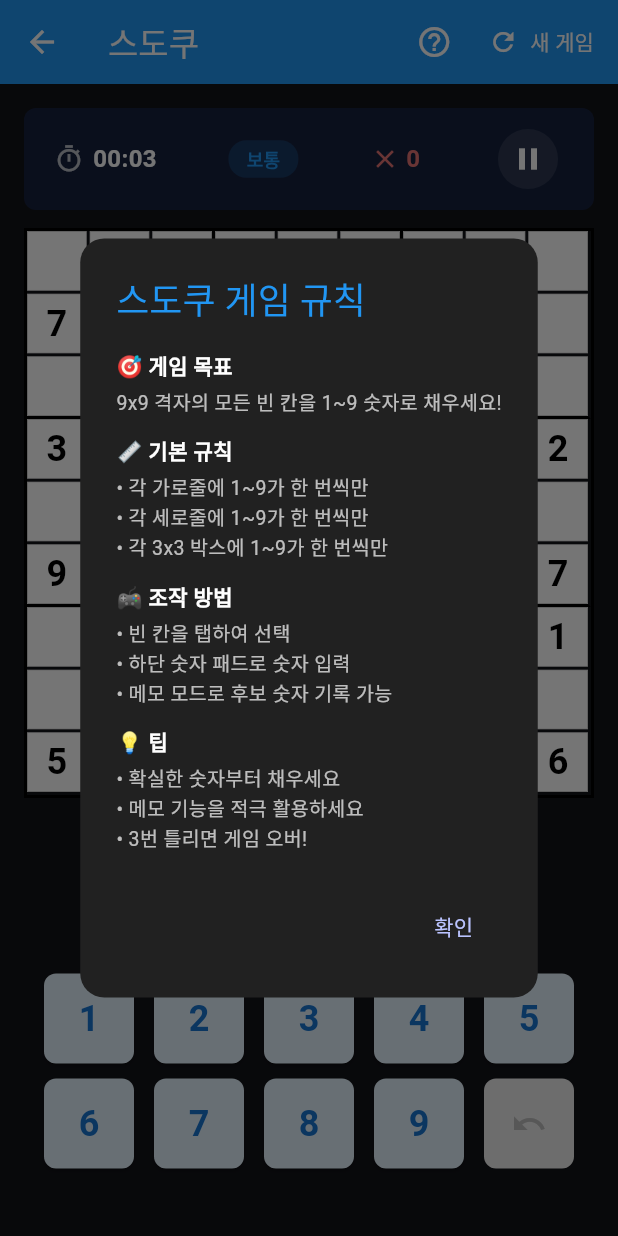
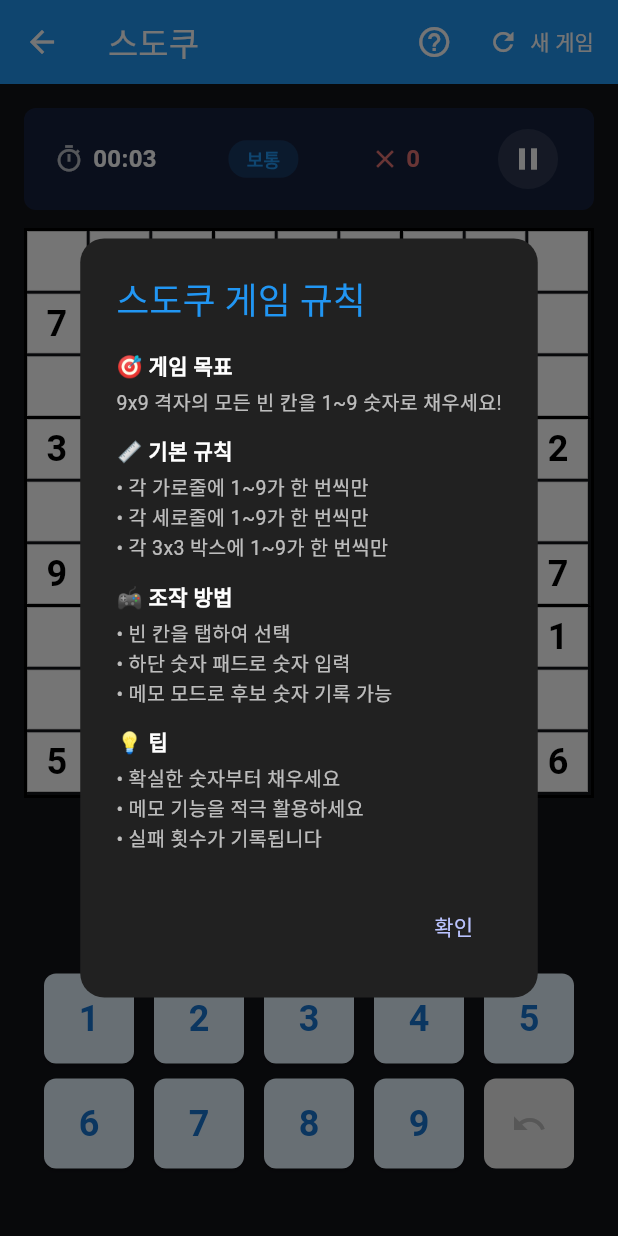
Before and after one commit to mhpark03/games, a Flutter app: the GameScreen screen opened directly, after a tap on the "help outline" icon, on a phone screen of 412 x 824 dp. Run offline on Flutter 3.47's test engine with Material 3 defaults, Android fonts, the phone set to English and light mode, and no system bars; our stand-ins replace shared_preferences; accounts and stored records are empty.

Commit message:
스도쿠 규칙 수정: 게임 오버 → 실패 횟수 기록

```diff
--- a/lib/games/sudoku/screens/game_screen.dart
+++ b/lib/games/sudoku/screens/game_screen.dart
@@ -978,7 +978,7 @@ class _GameScreenState extends State<GameScreen> with WidgetsBindingObserver {
               Text(
                 '• 확실한 숫자부터 채우세요\n'
                 '• 메모 기능을 적극 활용하세요\n'
-                '• 3번 틀리면 게임 오버!',
+                '• 실패 횟수가 기록됩니다',
                 style: TextStyle(color: Colors.white70, fontSize: 13),
               ),
             ],
```
